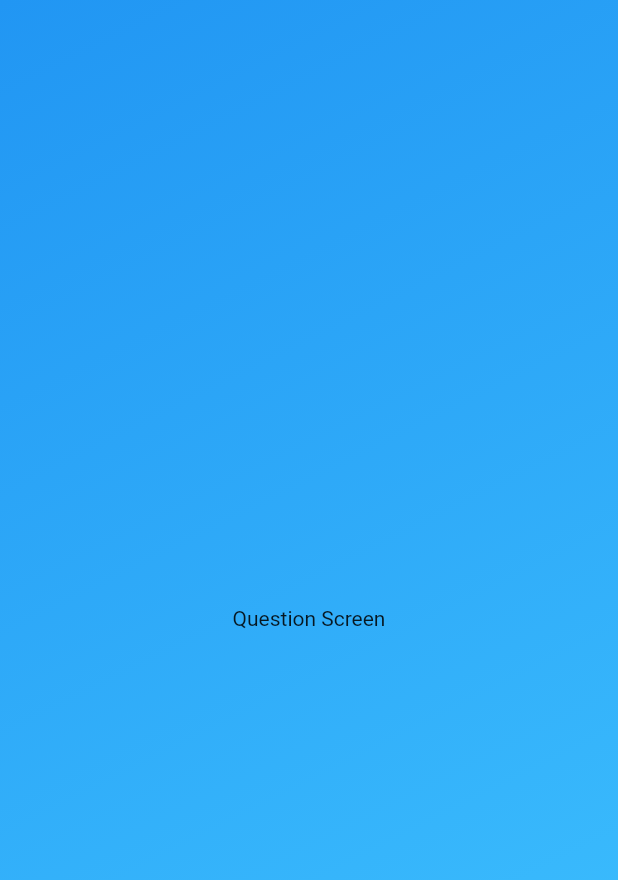
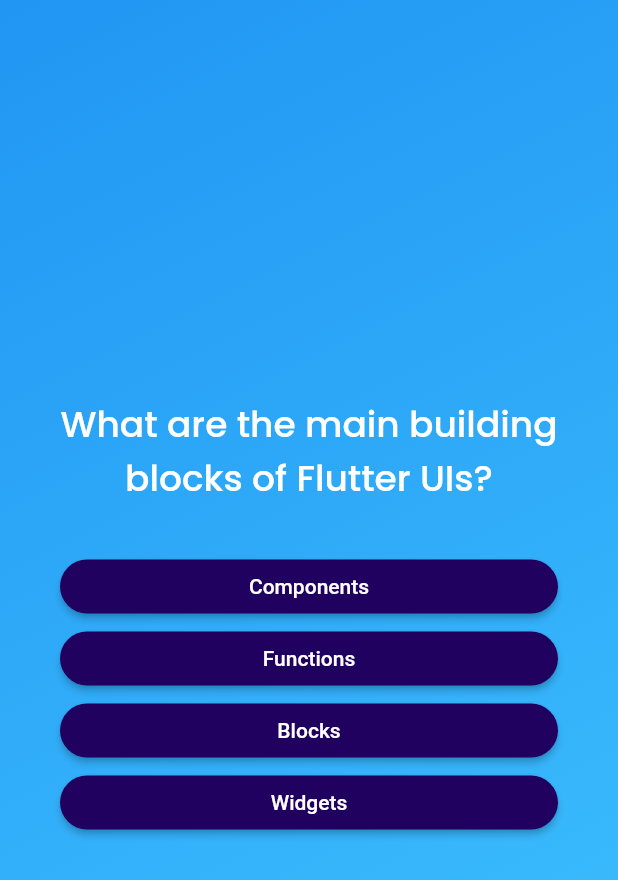
Before and after one commit to Gurjantrandahwa/quiz_flutter_app, a Flutter app: the screen it shows after launch, after a tap on "Start Quiz", on a phone screen of 412 x 824 dp. Shown: the top 880 px of the screen. Run offline on Flutter 3.47's test engine with Material 2 defaults, Android fonts, the phone set to English and light mode, and no system bars; our stand-ins replace google_fonts.

Commit message:
Quiz app

```diff
--- /dev/null
+++ b/lib/answer_button.dart
@@ -0,0 +1,27 @@
+import 'package:flutter/material.dart';
+
+class AnswerButton extends StatelessWidget {
+  const AnswerButton(
+      {super.key, required this.answerText, required this.onTap});
+
+  final String answerText;
+  final void Function() onTap;
+
+  @override
+  Widget build(BuildContext context) {
+    return ElevatedButton(
+      onPressed: onTap,
+      style: ElevatedButton.styleFrom(
+          backgroundColor: const Color.fromARGB(255, 33, 1, 95),
+          foregroundColor: Colors.white,
+          shape: RoundedRectangleBorder(
+            borderRadius: BorderRadius.circular(30),
+          ),
+          padding: const EdgeInsets.symmetric(vertical: 10, horizontal: 40)),
+      child: Text(
+        answerText,
+        textAlign: TextAlign.center,
+      ),
+    );
+  }
+}
--- /dev/null
+++ b/lib/data/questions.dart
@@ -0,0 +1,55 @@
+import 'package:quiz_app/models/quiz_question.dart';
+
+const questions = [
+  QuizQuestion(
+    'What are the main building blocks of Flutter UIs?',
+    [
+      'Widgets',
+      'Components',
+      'Blocks',
+      'Functions',
+    ],
+  ),
+  QuizQuestion('How are Flutter UIs built?', [
+    'By combining widgets in code',
+    'By combining widgets in a visual editor',
+    'By defining widgets in config files',
+    'By using XCode for iOS and Android Studio for Android',
+  ]),
+  QuizQuestion(
+    'What\'s the purpose of a StatefulWidget?',
+    [
+      'Update UI as data changes',
+      'Update data as UI changes',
+      'Ignore data changes',
+      'Render UI that does not depend on data',
+    ],
+  ),
+  QuizQuestion(
+    'Which widget should you try to use more often: StatelessWidget or StatefulWidget?',
+    [
+      'StatelessWidget',
+      'StatefulWidget',
+      'Both are equally good',
+      'None of the above',
+    ],
+  ),
+  QuizQuestion(
+    'What happens if you change data in a StatelessWidget?',
+    [
+      'The UI is not updated',
+      'The UI is updated',
+      'The closest StatefulWidget is updated',
+      'Any nested StatefulWidgets are updated',
+    ],
+  ),
+  QuizQuestion(
+    'How should you update data inside of StatefulWidgets?',
+    [
+      'By calling setState()',
+      'By calling updateData()',
+      'By calling updateUI()',
+      'By calling updateState()',
+    ],
+  ),
+];
--- a/lib/mainScreen.dart
+++ b/lib/mainScreen.dart
@@ -1,4 +1,5 @@
 import 'package:flutter/material.dart';
+import 'package:google_fonts/google_fonts.dart';
 
 class MainScreen extends StatelessWidget {
   const MainScreen(this.startQuiz,{super.key});
@@ -19,9 +20,9 @@ class MainScreen extends StatelessWidget {
             color: const Color.fromARGB(150, 255, 255, 255),
           ),
           const SizedBox(height: 70),
-          const Text(
+           Text(
             "Learn Flutter with fun way!",
-            style: TextStyle(
+            style: GoogleFonts.poppins(
                 color: Colors.white, fontSize: 24,),
           ),
           const SizedBox(height: 30),
--- /dev/null
+++ b/lib/models/quiz_question.dart
@@ -0,0 +1,12 @@
+class QuizQuestion {
+  const QuizQuestion(this.text, this.answers);
+
+  final String text;
+  final List<String> answers;
+
+  List<String> getShuffledAnswers() {
+    final shuffledList = List.of(answers);
+    shuffledList.shuffle();
+    return shuffledList;
+  }
+}
--- a/lib/questions_screen.dart
+++ b/lib/questions_screen.dart
@@ -1,4 +1,7 @@
 import 'package:flutter/material.dart';
+import 'package:quiz_app/answer_button.dart';
+import 'package:quiz_app/data/questions.dart';
+import 'package:google_fonts/google_fonts.dart';
 
 class QuestionsScreen extends StatefulWidget {
   const QuestionsScreen({super.key});
@@ -8,8 +11,46 @@ class QuestionsScreen extends StatefulWidget {
 }
 
 class _QuestionsScreenState extends State<QuestionsScreen> {
+  var currentQuestionIndex = 0;
+
+  answerQuestion() {
+    // currentQuestionIndex = currentQuestionIndex + 1;
+    setState(() {
+      currentQuestionIndex++;
+    });
+  }
+
   @override
   Widget build(BuildContext context) {
-    return  const Center(child: Text("Question Screen"));
+    final currentQuestion = questions[currentQuestionIndex];
+
+    return SizedBox(
+      width: double.infinity,
+      child: Container(
+        margin: const EdgeInsets.all(40),
+        child: Column(
+          mainAxisAlignment: MainAxisAlignment.center,
+          crossAxisAlignment: CrossAxisAlignment.stretch,
+          children: [
+            Text(
+              currentQuestion.text,
+              style:GoogleFonts.poppins(
+                color: Colors.white,
+                fontSize: 24,
+                fontWeight: FontWeight.w500
+              ),
+              textAlign: TextAlign.center,
+            ),
+            const SizedBox(height: 30),
+            ...currentQuestion.getShuffledAnswers().map((item) {
+              return AnswerButton(
+                answerText: item,
+                onTap: answerQuestion,
+              );
+            })
+          ],
+        ),
+      ),
+    );
   }
 }
--- a/lib/quiz.dart
+++ b/lib/quiz.dart
@@ -37,7 +37,8 @@ class _QuizState extends State<Quiz> {
           ),
         ),
         child: activeScreen,
-      )),
+      ),
+      ),
     );
   }
 }
--- a/pubspec.yaml
+++ b/pubspec.yaml
@@ -35,6 +35,7 @@ dependencies:
   # The following adds the Cupertino Icons font to your application.
   # Use with the CupertinoIcons class for iOS style icons.
   cupertino_icons: ^1.0.2
+  google_fonts: ^5.1.0
 
 dev_dependencies:
   flutter_test:
```
Also changed, not shown: pubspec.lock.
